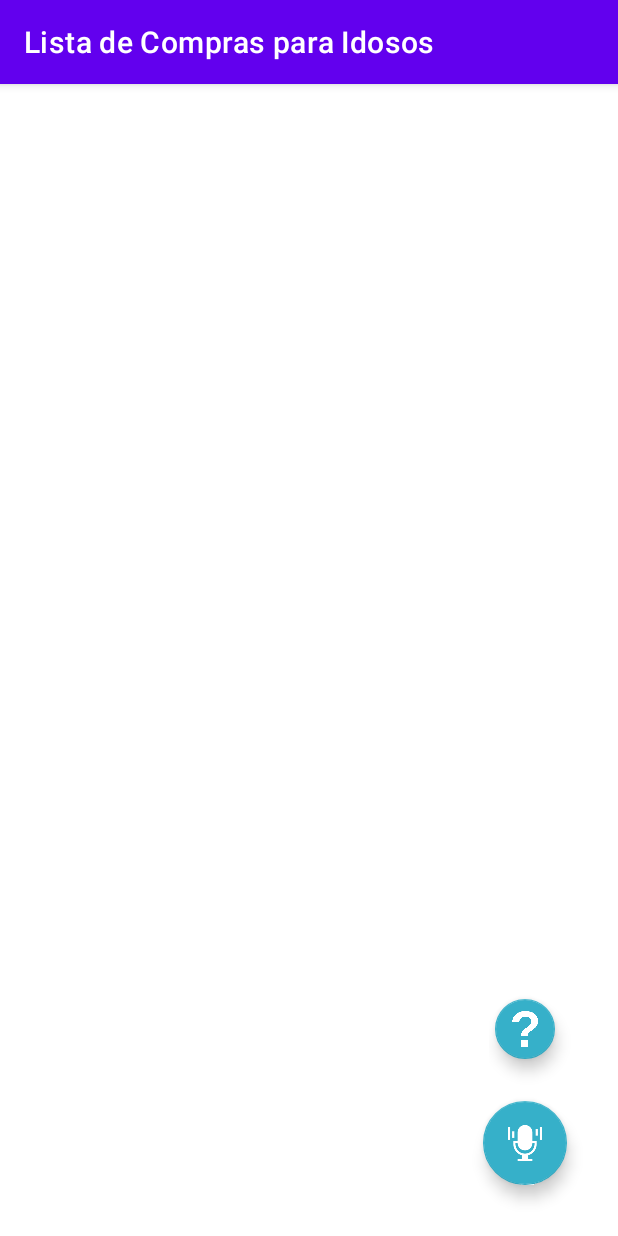
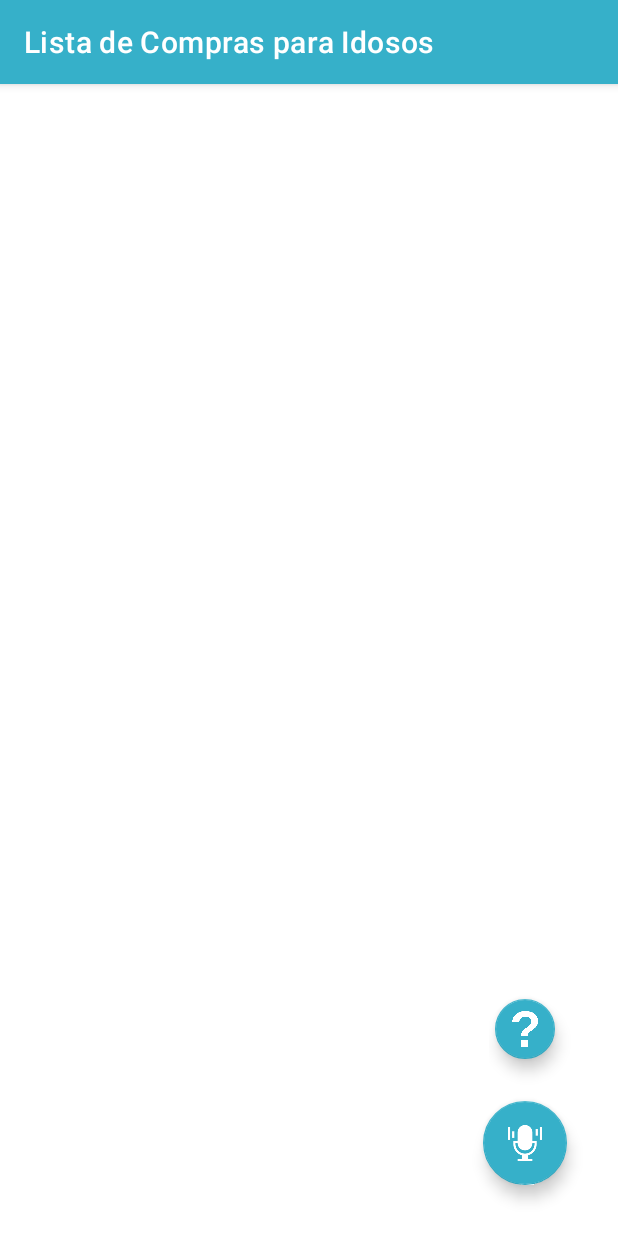
Before and after one commit to fbrenomoura/Lista_de_Compras_para_Idodos, an Android app: the GroceryListActivity screen opened directly, with no data from a screen before it, on a phone screen of 412 x 824 dp. Run offline under Robolectric (Android 15) with nearby library versions, the phone set to English and light mode, and no system bars; our stand-ins replace Picasso; pictures from the network do not load; 2 statements that could not run were skipped.

Commit message:
Correção do erro "cebola cebola" e limpeza de código.

```diff
--- a/app/src/main/java/com/breno/listadecomprasparaidosos/GroceryListActivity.java
+++ b/app/src/main/java/com/breno/listadecomprasparaidosos/GroceryListActivity.java
@@ -36,7 +36,6 @@ public class GroceryListActivity extends AppCompatActivity {
     private        FloatingActionButton fabMic, fabHelpList;
     private        LottieAnimationView  micAnimationAdd;
     public  static SpeechRecognizer     speechRecognizerAdd;
-    private static TextToSpeech         ttsList;
 
     public ArrayList<String> itemArray = getPreparedArrayList();
     public ArrayList<URL>    imagesURL = GoogleCSE.setImagesOnList(itemArray);
@@ -46,7 +45,6 @@ public class GroceryListActivity extends AppCompatActivity {
 
     @Override
     protected void onCreate(Bundle savedInstanceState) {
-        System.out.println("Meu log C: " + itemArray);
         super.onCreate(savedInstanceState);
         setContentView(R.layout.activity_grocery_list);
 
@@ -86,9 +84,9 @@ public class GroceryListActivity extends AppCompatActivity {
             @Override
             public void onBeginningOfSpeech() {
                 try {
-                    ttsList.stop();
+                    MainActivity.ttsMain.stop();
                 } catch (Exception e){
-                    System.out.println("TTS not speaking - OK");
+                    //TTS not speaking - OK
                 }
 
                 micAnimationAdd.setVisibility(View.VISIBLE);
@@ -137,9 +135,7 @@ public class GroceryListActivity extends AppCompatActivity {
 
         fabMic.setOnClickListener(v -> speechRecognizerAdd.startListening(speechRecognizerIntent));
 
-        fabHelpList.setOnClickListener(new View.OnClickListener() {
-            @Override
-            public void onClick(View v) {
+        fabHelpList.setOnClickListener(v -> {
             AlertDialog.Builder builder = new AlertDialog.Builder(GroceryListActivity.this);
 
             builder.setTitle(getResources().getString(R.string.helpTitleList));
@@ -153,7 +149,6 @@ public class GroceryListActivity extends AppCompatActivity {
             builder.setNegativeButton(getResources().getString(R.string.close), (dialog, which) -> dialog.dismiss());
 
             builder.show();
-            }
         });
     }
 
@@ -219,7 +214,6 @@ public class GroceryListActivity extends AppCompatActivity {
 
             itemArray = getPreparedArrayList();
 
-            System.out.println("Meu log D: " + itemArray);
             try {
                 imagesURL = GoogleCSE.setImagesOnList(itemArray);
             } catch (IOException e) {
@@ -227,7 +221,7 @@ public class GroceryListActivity extends AppCompatActivity {
             }
             recycleAdapter = new RecycleAdapter(GroceryListActivity.this, itemArray, imagesURL);
             recyclerView.setAdapter(recycleAdapter);
-            recycleAdapter.notifyDataSetChanged();
+            //recycleAdapter.notifyDataSetChanged();
         }
         else
             MainActivity.outOfPattern(GroceryListActivity.this);
--- a/app/src/main/res/values/themes.xml
+++ b/app/src/main/res/values/themes.xml
@@ -2,8 +2,8 @@
     <!-- Base application theme. -->
     <style name="Theme.ListaDeComprasParaIdosos" parent="Theme.MaterialComponents.DayNight.DarkActionBar">
         <!-- Primary brand color. -->
-        <item name="colorPrimary">@color/purple_500</item>
-        <item name="colorPrimaryVariant">@color/purple_700</item>
+        <item name="colorPrimary">@color/projectColor</item>
+        <item name="colorPrimaryVariant">@color/projectColor</item>
         <item name="colorOnPrimary">@color/white</item>
         <!-- Secondary brand color. -->
         <item name="colorSecondary">@color/teal_200</item>
```
Also changed, not shown: app/src/main/java/com/breno/listadecomprasparaidosos/MainActivity.java (+8 -16 lines). Lines whose indentation alone changed are shown as unchanged.
